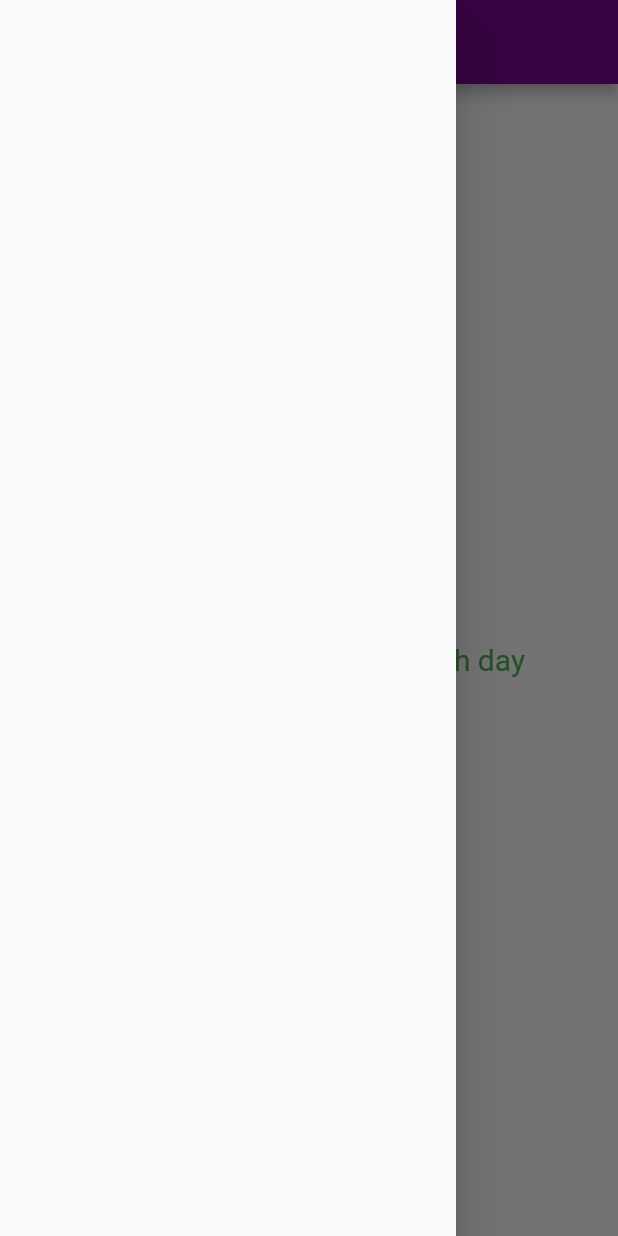
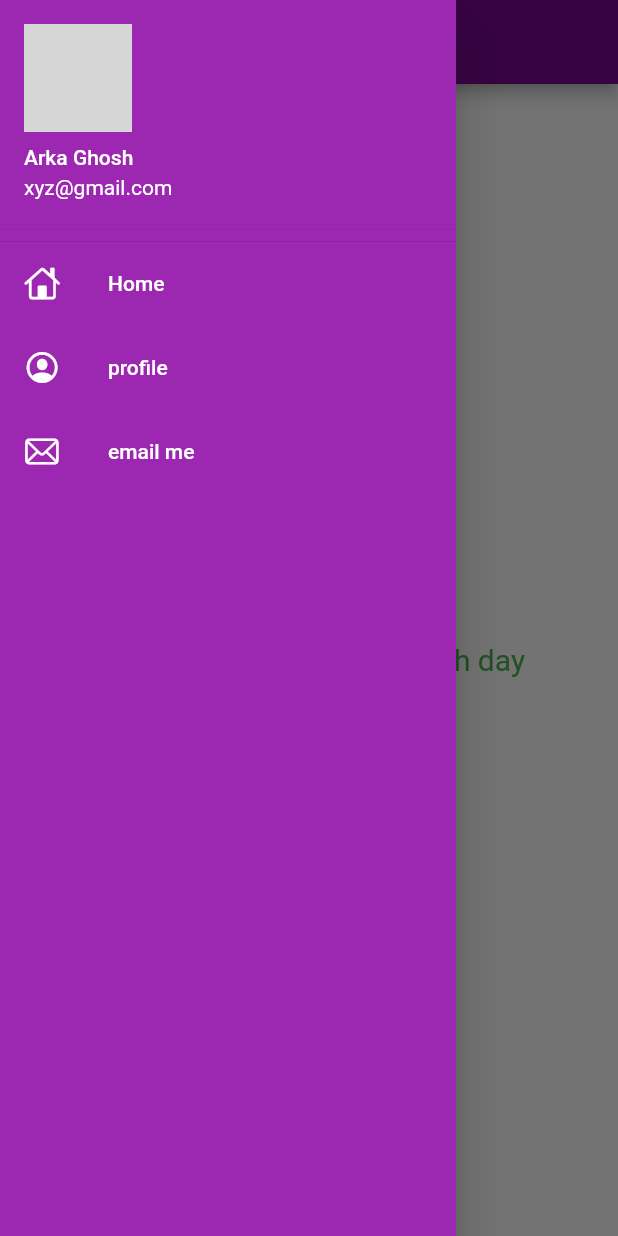
Before and after one commit to AniArka/flutter_first_repo, a Flutter app: the HomePage screen opened by its route, with the side drawer open, on a phone screen of 412 x 824 dp. Run offline on Flutter 3.47's test engine with Material 2 defaults, Android fonts, the phone set to English and light mode, and no system bars; grey boxes are pictures that could not be loaded.

Commit message:
day 9 completed

```diff
--- a/lib/main.dart
+++ b/lib/main.dart
@@ -19,7 +19,7 @@ class MyApp extends StatelessWidget {
       debugShowCheckedModeBanner: false,
       darkTheme: ThemeData(brightness: Brightness.dark),
       routes: {
-        "/": (context) => LoginPage(),
+        "/": (context) => HomePage(),
         MyRoutes.homeRoute: (context) => HomePage(),
         MyRoutes.loginRoute: (context) => LoginPage(),
       },
--- a/lib/screens/home_page.dart
+++ b/lib/screens/home_page.dart
@@ -1,4 +1,5 @@
 import 'package:flutter/material.dart';
+import 'package:test_1/widgets/drawer.dart';
 
 class HomePage extends StatelessWidget {
   final int day = 30;
@@ -16,7 +17,7 @@ class HomePage extends StatelessWidget {
               style: TextStyle(color: Colors.green, fontSize: 20)),
         ),
       ),
-      drawer: Drawer(),
+      drawer: MyDrawer(),
     );
   }
 }
--- a/lib/screens/login_screen.dart
+++ b/lib/screens/login_screen.dart
@@ -75,8 +75,8 @@ class _LoginPageState extends State<LoginPage> {
                       validator: (String? value) {
                         if (value != null && value.isEmpty) {
                           return "password can't be empty";
-                        } else if (value != null && value.length < 6) {
-                          return "password must have atlest 6 charter ";
+                        } else if (value != null && value.length < 8) {
+                          return "password must have atlest 8 charter ";
                         }
                         return null;
                       },
--- /dev/null
+++ b/lib/widgets/drawer.dart
@@ -0,0 +1,63 @@
+import 'package:flutter/cupertino.dart';
+import 'package:flutter/material.dart';
+
+class MyDrawer extends StatelessWidget {
+  const MyDrawer({super.key});
+
+  @override
+  Widget build(BuildContext context) {
+    return Drawer(
+      child: Container(
+        color: Colors.purple,
+        child: ListView(padding: EdgeInsets.zero, children: [
+          DrawerHeader(
+              padding: EdgeInsets.zero,
+              margin: EdgeInsets.zero,
+              child: UserAccountsDrawerHeader(
+                accountName: Text('Arka Ghosh'),
+                accountEmail: Text("xyz@gmail.com"),
+                currentAccountPicture: CircleAvatar(
+                  backgroundImage: AssetImage("assets/images/logo2.png"),
+                ),
+              )),
+          ListTile(
+            leading: Icon(
+              CupertinoIcons.home,
+              color: Colors.white,
+            ),
+            title: Text(
+              "Home",
+              style: TextStyle(
+                color: Colors.white,
+              ),
+            ),
+          ),
+          ListTile(
+            leading: Icon(
+              CupertinoIcons.profile_circled,
+              color: Colors.white,
+            ),
+            title: Text(
+              "profile",
+              style: TextStyle(
+                color: Colors.white,
+              ),
+            ),
+          ),
+          ListTile(
+            leading: Icon(
+              CupertinoIcons.mail,
+              color: Colors.white,
+            ),
+            title: Text(
+              "email me",
+              style: TextStyle(
+                color: Colors.white,
+              ),
+            ),
+          )
+        ]),
+      ),
+    );
+  }
+}
```
Also changed, not shown: assets/images/logo2.png (added).
